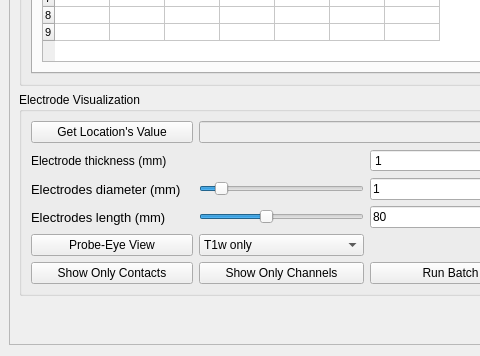
Before: the Qt Designer form SEEGAtlas/SEEGAtlasWidget.ui in IbisNeuronav/IbisPluginsExtraSEEG, drawn with Qt 5; both pictures show x 0 to 480 and y 692 to 1048 of the 564 by 1048 pixel window.
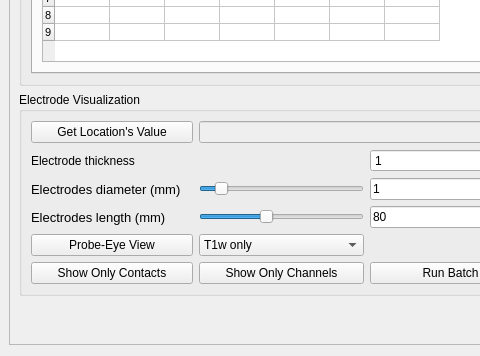
After: the same form once the commit is applied.

Commit message: attempt to fix plane view visibility initialization

Diff of the .ui file:
```diff
--- a/SEEGAtlas/SEEGAtlasWidget.ui
+++ b/SEEGAtlas/SEEGAtlasWidget.ui
@@ -901,7 +901,7 @@
             <item row="1" column="0">
              <widget class="QLabel" name="label_7">
               <property name="text">
-               <string>Electrode thickness (mm)</string>
+               <string>Electrode thickness</string>
               </property>
              </widget>
             </item>
```
The commit also changes 1 other file.
